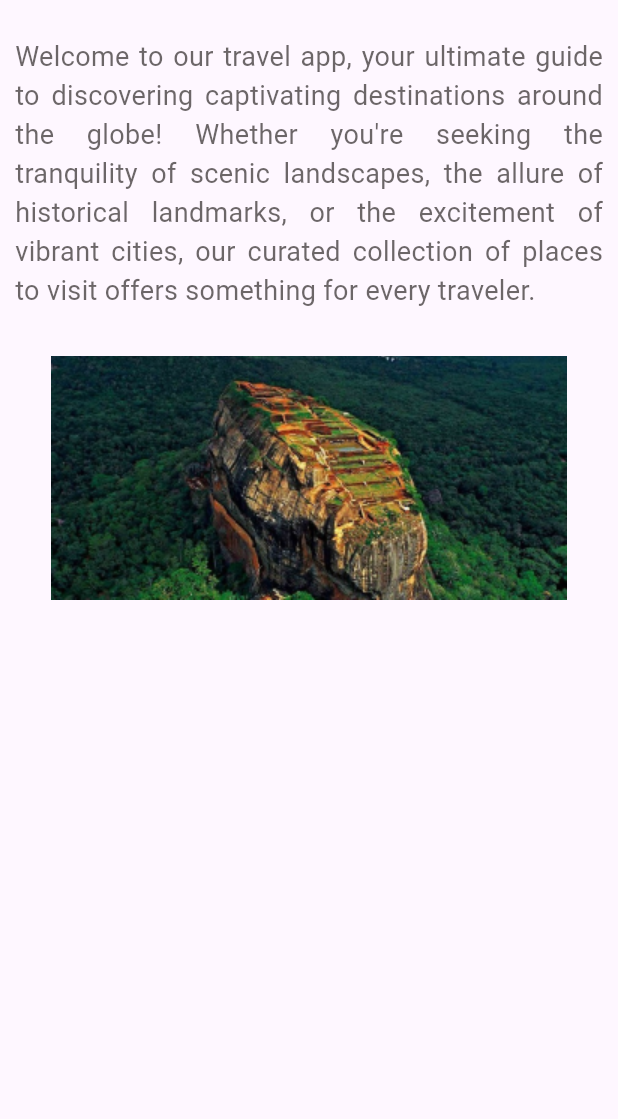
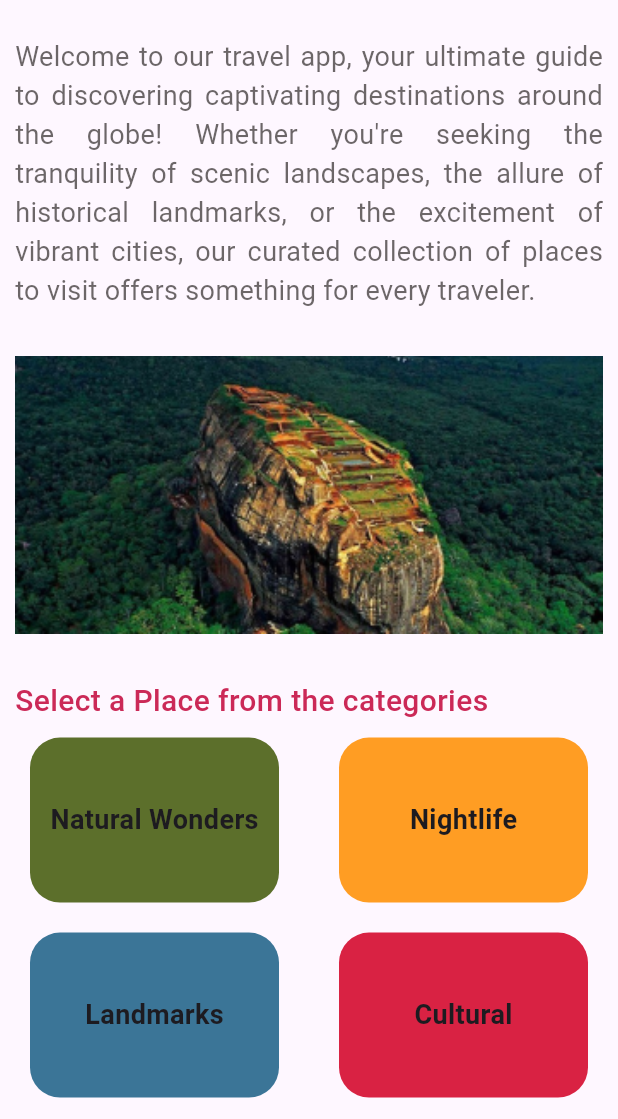
Before and after one commit to maleesha-dev/awesome_places_flutter_application, a Flutter app: the screen it shows after launch, on a phone screen of 412 x 824 dp, the part 117-1236 px from its top. Run offline on Flutter 3.47's test engine with Material 3 defaults, Android fonts, the phone set to English and light mode, and no system bars.

Commit message:
Home Page Done

```diff
--- a/lib/pages/home_page.dart
+++ b/lib/pages/home_page.dart
@@ -1,4 +1,5 @@
 import 'package:awesome_places/utils/colors.dart';
+import 'package:awesome_places/widgets/home_page/category_card.dart';
 import 'package:flutter/material.dart';
 
 class HomePage extends StatelessWidget {
@@ -12,6 +13,7 @@ class HomePage extends StatelessWidget {
           child: Padding(
             padding: const EdgeInsets.symmetric(horizontal: 10.0),
             child: Column(
+              crossAxisAlignment: CrossAxisAlignment.start,
               children: [
                 Row(
                   mainAxisAlignment: MainAxisAlignment.spaceBetween,
@@ -64,7 +66,63 @@ class HomePage extends StatelessWidget {
                 SizedBox(
                   height: 30,
                 ),
-                Image.asset("assets/main.png"),
+                Image.asset(
+                    "assets/main.png",
+                  width: double.infinity,
+                  fit: BoxFit.cover,
+                ),
+                SizedBox(
+                  height: 30,
+                ),
+                Text(
+                  "Select a Place from the categories",
+                  style: TextStyle(
+                    fontSize: 20,
+                    color: mainColor,
+                    fontWeight: FontWeight.w500
+                  ),
+                ),
+                Row(
+                  mainAxisAlignment: MainAxisAlignment.spaceBetween,
+                  children: [
+                    GestureDetector(
+                      onTap: (){
+
+                      },
+                      child: CategoryCard(
+                        title: "Natural Wonders",
+                        cardBGColor: subNaturalWondersColor,
+                        cardWidth: 166,
+                      ),
+                    ),CategoryCard(
+                      title: "Nightlife",
+                      cardBGColor: mainNightLifeColor,
+                      cardWidth: 166,
+                    ),
+                  ],
+                ),
+                Row(
+                  mainAxisAlignment: MainAxisAlignment.spaceBetween,
+                  children: [
+                    CategoryCard(
+                      title: "Landmarks",
+                      cardBGColor: mainLandMarksColor,
+                      cardWidth: 166,
+                    ),CategoryCard(
+                      title: "Cultural",
+                      cardBGColor: mainCulturalColor,
+                      cardWidth: 166,
+                    ),
+                  ],
+                ),
+                CategoryCard(
+                  title: "Book For A Ride Today!",
+                  cardBGColor: firstCategoryColor,
+                  cardWidth: 176*2,
+                ),
+                SizedBox(
+                  height: 30,
+                ),
               ],
             ),
           ),
--- /dev/null
+++ b/lib/pages/natural_wonders.dart
@@ -0,0 +1,21 @@
+import 'package:awesome_places/utils/colors.dart';
+import 'package:flutter/material.dart';
+class NaturalWondersPage extends StatelessWidget {
+  const NaturalWondersPage({super.key});
+
+  @override
+  Widget build(BuildContext context) {
+    return Scaffold(
+      appBar: AppBar(
+        title: Text(
+          "Natural Wonders",
+          style: TextStyle(
+            fontSize: 32,
+            fontWeight: FontWeight.w600,
+            color: mainNaturalWondersColor
+          ),
+        ),
+      ),
+    );
+  }
+}
--- a/lib/utils/colors.dart
+++ b/lib/utils/colors.dart
@@ -5,7 +5,7 @@ final Color mainColor = Color(0xffCB2957);
 final Color mainBlack = Colors.black;
 final Color mainWhite = Colors.white;
 
-final Color firstCategoryColor = Color(0xff8458B3);
+final Color firstCategoryColor = Color(0xCA7E5F9F);
 final Color secondCategoryColor = Color(0xffa0d2eb);
 final Color thirdCategoryColor = Color(0xfffbaf08);
 
--- /dev/null
+++ b/lib/widgets/home_page/category_card.dart
@@ -0,0 +1,34 @@
+import 'package:flutter/material.dart';
+class CategoryCard extends StatelessWidget {
+
+  final Color cardBGColor;
+  final double cardWidth;
+  final String title;
+  const CategoryCard({super.key, required this.cardBGColor, required this.cardWidth, required this.title});
+
+  final double cardHeight = 110;
+
+  @override
+  Widget build(BuildContext context) {
+    return Padding(
+      padding: const EdgeInsets.all(10.0),
+      child: Container(
+        height: cardHeight,
+        width: cardWidth,
+        decoration: BoxDecoration(
+          borderRadius: BorderRadius.circular(20),
+          color: cardBGColor,
+        ),
+        child: Center(
+          child: Text(
+            title,
+            style: TextStyle(
+              fontSize: 18,
+              fontWeight: FontWeight.w600
+            ),
+          ),
+        ),
+      ),
+    );
+  }
+}
```
